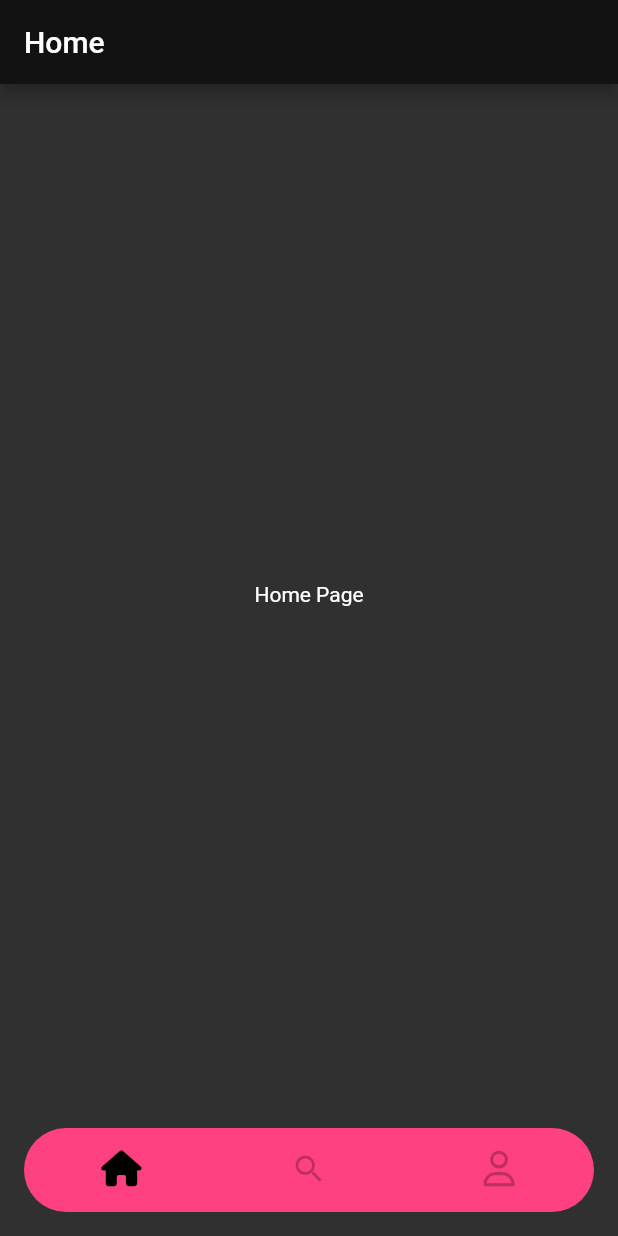
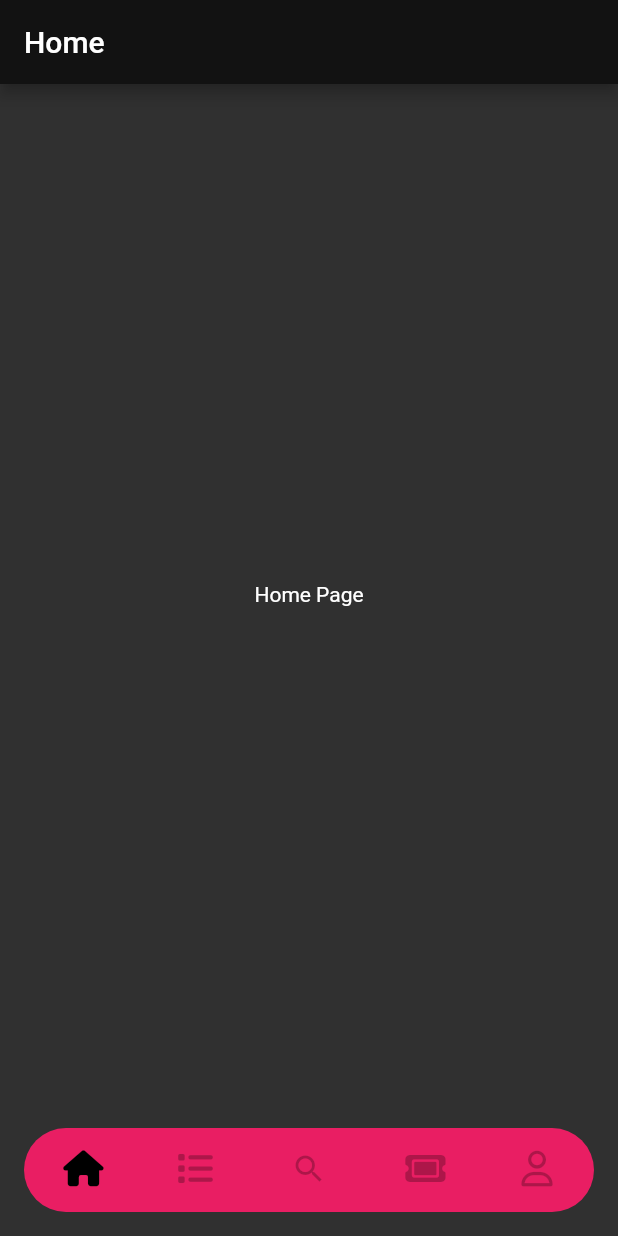
Before and after one commit to TP-4-2-4/CityConcert_Frontend, a Flutter app: the screen it shows after launch, on a phone screen of 412 x 824 dp. Run offline on Flutter 3.47's test engine with Material 2 defaults, Android fonts, the phone set to English and light mode, and no system bars; our stand-ins replace font_awesome_flutter.

Commit message:
func-init: fix navbar color and animation

```diff
--- a/my_flutter/lib/main.dart
+++ b/my_flutter/lib/main.dart
@@ -4,34 +4,37 @@ import 'package:my_flutter/SearchPage.dart';
 
 
 void main() {
-  runApp(MyApp());
+  runApp(const MyApp());
 }
 
 class MyApp extends StatelessWidget {
+  const MyApp({super.key});
+
   @override
   Widget build(BuildContext context) {
     return MaterialApp(
       title: 'My App',
       theme: ThemeData(
-        colorScheme: ColorScheme.dark(),
+        colorScheme: const ColorScheme.dark(),
       ),
-      home: NavigationPage(),
+      home: const NavigationPage(),
     );
   }
 }
 
 class NavigationPage extends StatefulWidget {
+  const NavigationPage({super.key});
+
   @override
   _NavigationPageState createState() => _NavigationPageState();
 }
 
 class _NavigationPageState extends State<NavigationPage> {
   int _selectedIndex = 0;
-  List<Widget> _pages = [HomePage(), SearchPage(), AccountPage()];
-  List<Widget> _allpages = [HomePage(), RecsPage(), SearchPage(), TicketsPage(), AccountPage()];
-  List<Widget> _appbarText = [Text('Home'), Text('Search'), Text('Account')];
-  List<Widget> _allappbarText = [Text('Home'), Text('Reccommendations'),
-    Text('Search'), Text('My tickets'), Text('Account')];
+  final List<Widget> _pages = [HomePage(), RecsPage(),
+    SearchPage(), TicketsPage(), AccountPage()];
+  final List<Widget> _appbarText = [const Text('Home'), const Text('Recommendations'),
+    const Text('Search'), const Text('My tickets'), const Text('Account')];
 
   void _onItemTapped(int index) {
     setState(() {
@@ -49,12 +52,11 @@ class _NavigationPageState extends State<NavigationPage> {
 
       bottomNavigationBar: Container(
         margin: const EdgeInsets.all(16.0), // Устанавливаем отступы
-        decoration: BoxDecoration(
-          color: Colors.pinkAccent, // Цвет фона навигационной панели
+        child: ClipRRect(
           borderRadius: BorderRadius.circular(30.0), // Радиус скругления краев
-        ),
           child: BottomNavigationBar(
-          backgroundColor: Colors.transparent,
+            backgroundColor: Colors.pink,
+            type: BottomNavigationBarType.fixed, // Отменяем анимацию навбара
             elevation: 0, // Устанавливаем значение elevation на 0, чтобы убрать тень
             fixedColor: Colors.black, // Устанавливаем цвет активной кнопки
             unselectedItemColor: Colors.black26, // Устанавливаем цвет неактивных кнопок
@@ -65,18 +67,18 @@ class _NavigationPageState extends State<NavigationPage> {
                 icon: Icon(FontAwesomeIcons.house),
                 label: 'Home',
               ),
-            // BottomNavigationBarItem(
-            //   icon: Icon(FontAwesomeIcons.list),
-            //   label: 'Recs',
-            // ),
+              BottomNavigationBarItem(
+                icon: Icon(FontAwesomeIcons.list),
+                label: 'Recs',
+              ),
               BottomNavigationBarItem(
                 icon: Icon(Icons.search),
                 label: 'Search',
               ),
-            // BottomNavigationBarItem(
-            //   icon: Icon(FontAwesomeIcons.ticket),
-            //   label: 'Tickets',
-            // ),
+              BottomNavigationBarItem(
+                icon: Icon(FontAwesomeIcons.ticket),
+                label: 'Tickets',
+              ),
               BottomNavigationBarItem(
                 icon: Icon(FontAwesomeIcons.user),
                 label: 'Account',
@@ -86,40 +88,49 @@ class _NavigationPageState extends State<NavigationPage> {
             onTap: _onItemTapped,
           ),
         ),
+      ),
     );
   }
 }
 
 class HomePage extends StatelessWidget {
+  const HomePage({super.key});
+
   @override
   Widget build(BuildContext context) {
-    return Center(
+    return const Center(
       child: Text('Home Page'),
     );
   }
 }
 
 class RecsPage extends StatelessWidget {
+  const RecsPage({super.key});
+
   @override
   Widget build(BuildContext context) {
-    return Center(
+    return const Center(
       child: Text('Recs Page'),
     );
   }
 }
 
 class TicketsPage extends StatelessWidget {
+  const TicketsPage({super.key});
+
   @override
   Widget build(BuildContext context) {
-    return Center(
+    return const Center(
       child: Text('Tickets Page'),
     );
   }
 }
 class AccountPage extends StatelessWidget {
+  const AccountPage({super.key});
+
   @override
   Widget build(BuildContext context) {
-    return Center(
+    return const Center(
       child: Text('Account Page'),
     );
   }
```
Lines whose indentation alone changed are shown as unchanged.
